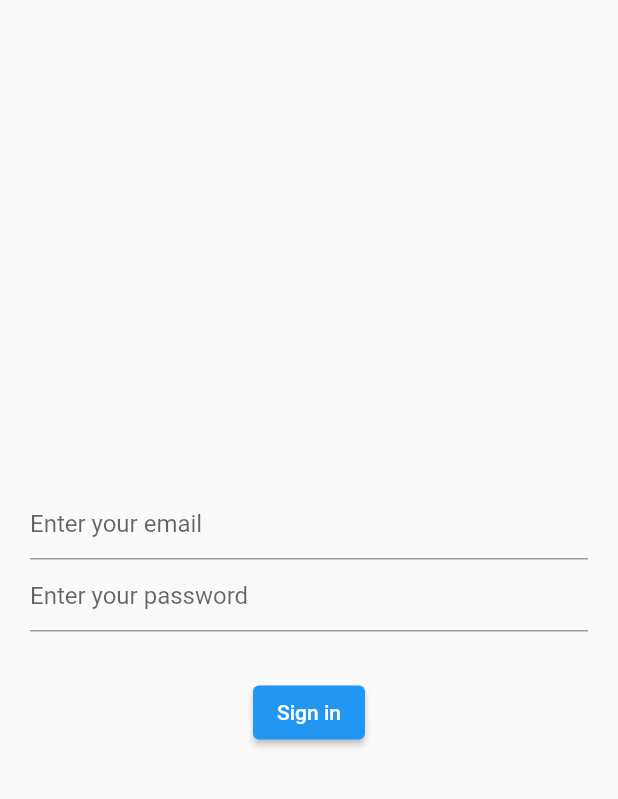
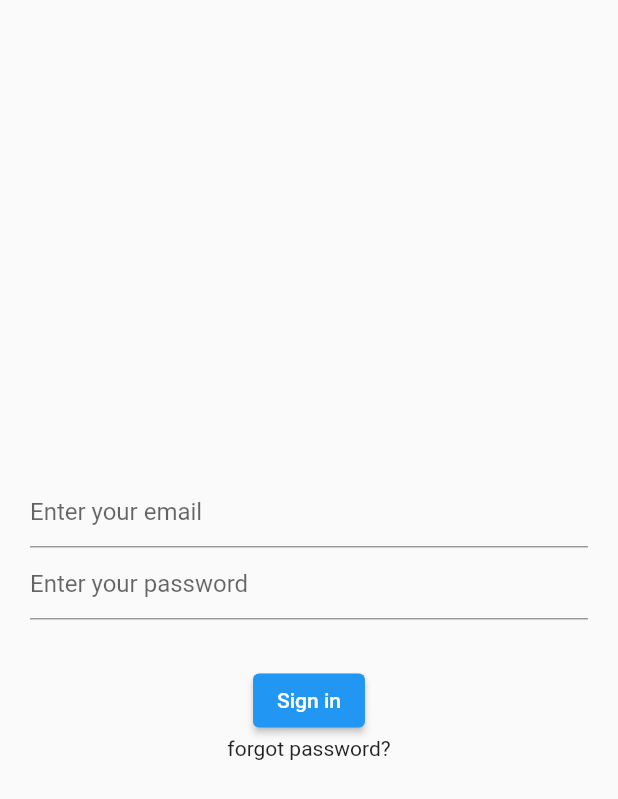
Before and after one commit to natyyG/Firebase_flutter_Auth, a Flutter app: the LoginWidget screen opened directly, after a tap on "Sign in", on a phone screen of 412 x 824 dp. Shown: the top 799 px of the screen. Run offline on Flutter 3.47's test engine with Material 2 defaults, Android fonts, the phone set to English and light mode, and no system bars; our stand-ins replace firebase_auth, firebase_core; accounts and stored records are empty; network calls fail.

Commit message:
completed with reset password firebase

```diff
--- a/lib/login.dart
+++ b/lib/login.dart
@@ -1,6 +1,7 @@
 import 'package:flutter/material.dart';
 import 'package:firebase_auth/firebase_auth.dart';
 import 'package:firebase_core/firebase_core.dart';
+import 'package:flutter_firebase_authproj/forgot_password.dart';
 import 'firebase_options.dart';
 
 class LoginWidget extends StatelessWidget {
@@ -28,7 +29,14 @@ class LoginWidget extends StatelessWidget {
               decoration: InputDecoration(hintText: "Enter your password"),
             ),
             SizedBox(height: 30),
-            ElevatedButton(onPressed: signIn, child: Text("Sign in"))
+            ElevatedButton(onPressed: signIn, child: Text("Sign in")),
+            GestureDetector(
+              child: Text('forgot password?'),
+              onTap: () => Navigator.push(
+                  context,
+                  MaterialPageRoute(
+                      builder: (context) => ForgotPasswordWidget())),
+            ),
           ],
         ),
       ),
--- a/lib/main.dart
+++ b/lib/main.dart
@@ -57,7 +57,7 @@ class _MyHomePageState extends State<MyHomePage> {
           } else if (snapshot.hasData) {
             return SucessWidget();
           } else {
-            return SignUpWidget();
+            return LoginWidget();
           }
         });
   }
```
Also changed, not shown: lib/forgot_password.dart (added, +47 -0 lines).
